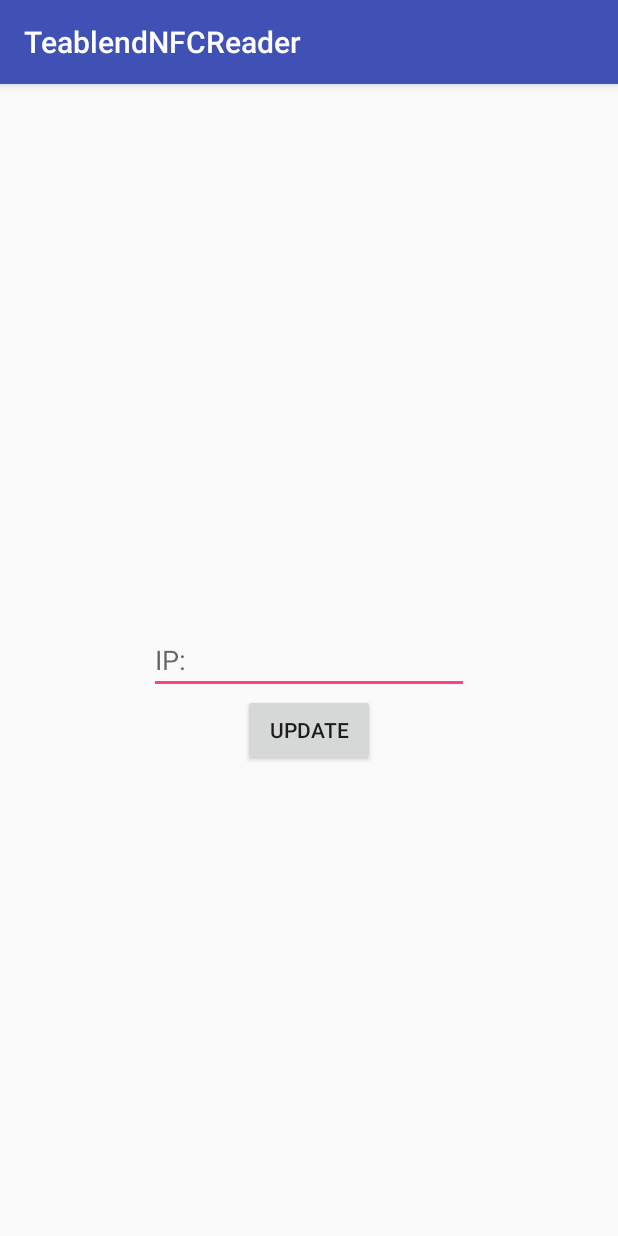
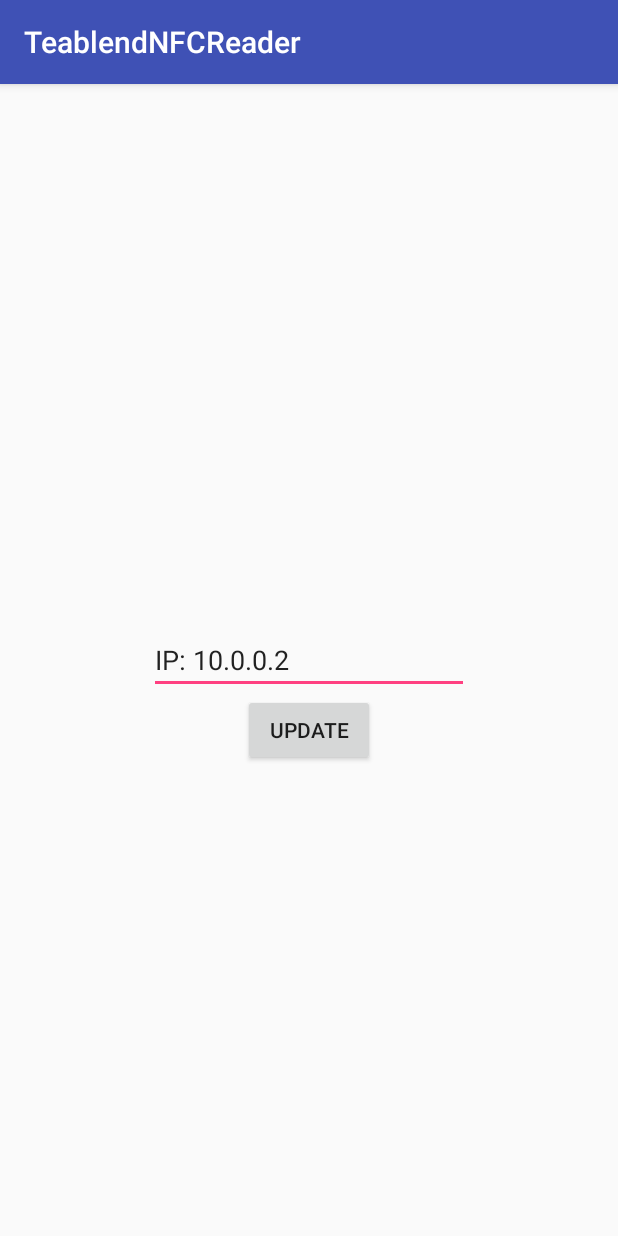
Before and after one commit to hordsmaykill/Cash-Card-System, an Android app: the MainActivity screen opened directly, with no data from a screen before it, after a tap on "UPDATE", on a phone screen of 412 x 824 dp. Run offline under Robolectric (Android 15) with nearby library versions, the phone set to English and light mode, and no system bars; 2 statements that could not run were skipped.

Commit message:
Code attempt for adding ip persistence

```diff
--- a/TeablendNFCReader/app/src/main/java/com/example/zd/teablendnfcreader/MainActivity.java
+++ b/TeablendNFCReader/app/src/main/java/com/example/zd/teablendnfcreader/MainActivity.java
@@ -37,6 +37,12 @@ public class MainActivity extends AppCompatActivity {
         super.onCreate(savedInstanceState);
         setContentView(R.layout.activity_main);
 
+        // set ip
+        prefs = getSharedPreferences("prefs", MODE_PRIVATE);
+        String ipOut = "IP: " + prefs.getString("ip", "10.0.0.2");
+        txtIp = (EditText) findViewById(R.id.txtIp);
+        txtIp.setText(ipOut);
+
         mNfcAdapter = NfcAdapter.getDefaultAdapter(this);
 
         if (mNfcAdapter == null) {
@@ -49,13 +55,8 @@ public class MainActivity extends AppCompatActivity {
         if (!mNfcAdapter.isEnabled()) {
             Toast.makeText(getApplicationContext(), "NFC is Disabled.\nPlease Enable NFC", Toast.LENGTH_SHORT).show();
         }
+
         handleIntent(getIntent());
-
-        // nfc is present
-        // update cus_no
-//        prefs = getSharedPreferences("prefs", MODE_PRIVATE);
-//        txtIp.setText("IP: " + prefs.getString("ip", "10.0.0.2"));
-
     }
 
     @Override
@@ -77,12 +78,11 @@ public class MainActivity extends AppCompatActivity {
 
     public void onClickUpdate(View view) {
 
-//        SharedPreferences.Editor prefsEditor = prefs.edit();
-//        txtIp = (EditText) findViewById(R.id.txtIp);
-//        ip = txtIp.getText().toString();
-//        prefsEditor.putString("ip", ip);
-//        prefsEditor.apply();
-//        Toast.makeText(this, "The IP is now Updated! " + ip, Toast.LENGTH_SHORT).show();
+        SharedPreferences.Editor prefsEditor = prefs.edit();
+        ip = txtIp.getText().toString();
+        prefsEditor.putString("ip", ip);
+        prefsEditor.apply();
+        Toast.makeText(this, "The IP is now Updated! " + ip, Toast.LENGTH_SHORT).show();
     }
 
     private void handleIntent(Intent intent) {
--- a/TeablendNFCReader/app/src/main/java/com/example/zd/teablendnfcreader/UpdateActivity.java
+++ b/TeablendNFCReader/app/src/main/java/com/example/zd/teablendnfcreader/UpdateActivity.java
@@ -30,9 +30,9 @@ public class UpdateActivity extends AppCompatActivity {
         super.onCreate(savedInstanceState);
         setContentView(R.layout.activity_update);
 
-        //prefs = getSharedPreferences("prefs", MODE_PRIVATE);
-        //ip = prefs.getString("ip", "10.0.0.2");
-        ip = "192.168.1.13";
+        prefs = getSharedPreferences("prefs", MODE_PRIVATE);
+        ip = prefs.getString("ip", "10.0.0.2");
+        // ip = "192.168.1.13";
 
         Bundle extras = getIntent().getExtras();
         String result = extras.getString("result");
```
